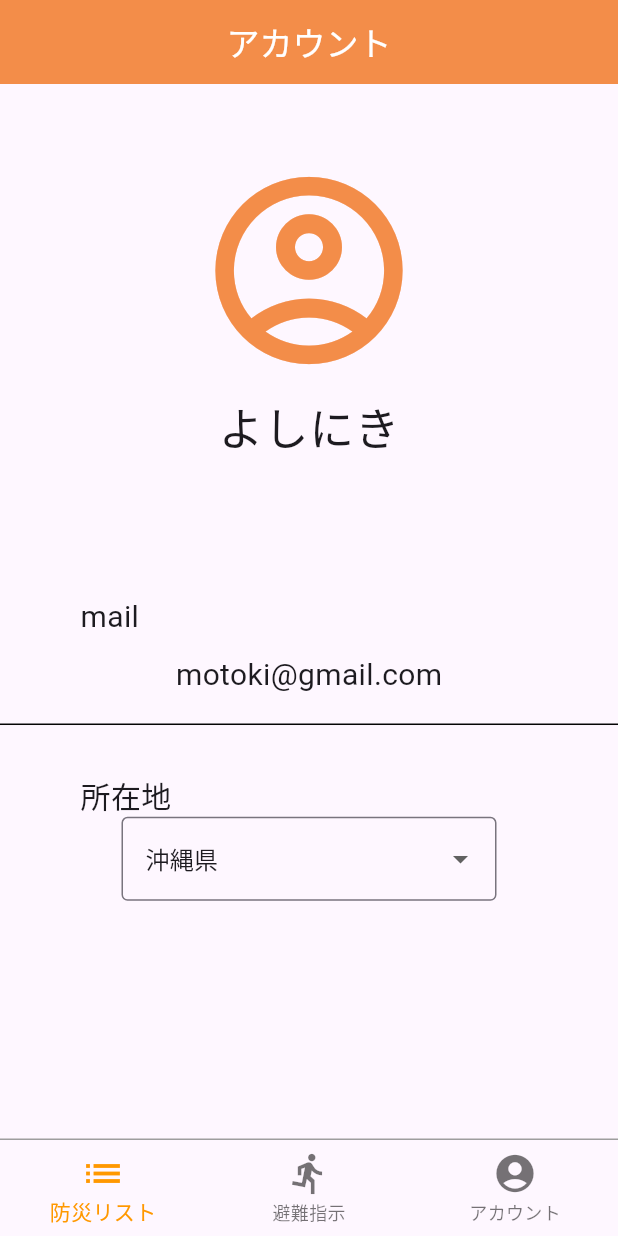
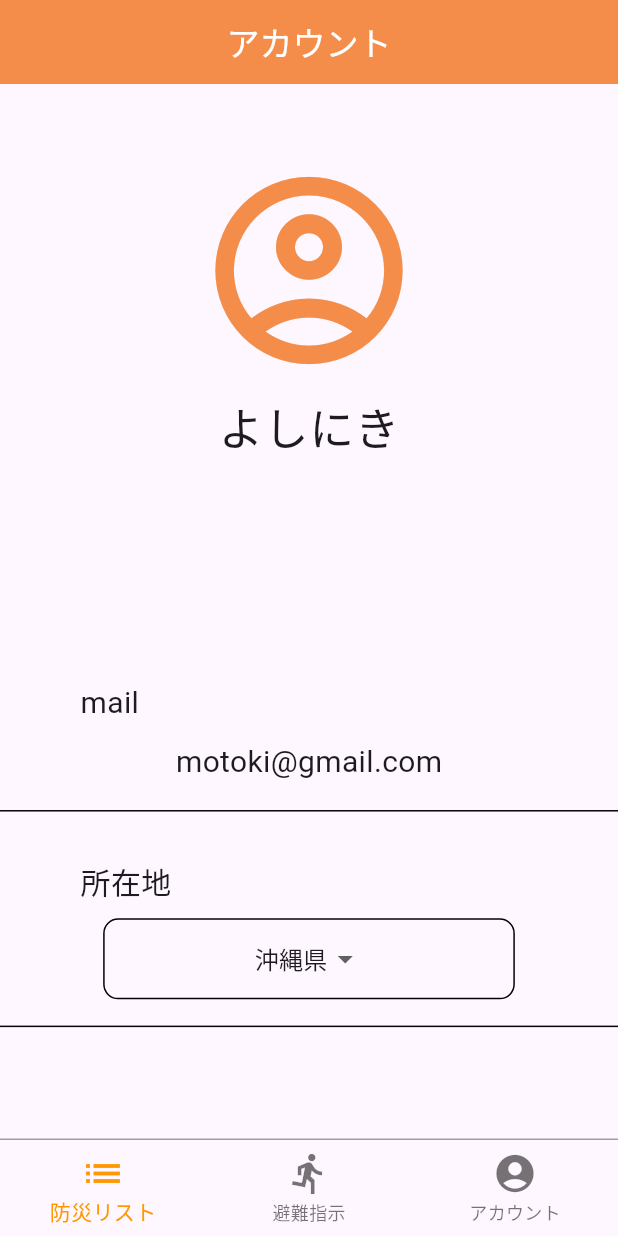
Before and after one commit to raisu3141/home_escape, a Flutter app: the screen it shows after launch, on a phone screen of 412 x 824 dp. Run offline on Flutter 3.47's test engine with Material 3 defaults, Android fonts, the phone set to English and light mode, and no system bars; our stand-ins replace flutter_hooks, flutter_riverpod; Roboto replaces fonts that are missing (dotGothic16).

Commit message:
アカウントできたよー

```diff
--- a/lib/pages/account_pag.dart
+++ b/lib/pages/account_pag.dart
@@ -46,7 +46,7 @@ class _AccountPageState extends State<AccountPage> {
                 ),
               ),
 
-              SizedBox(height: Constant.deviceHeight * 0.1),
+              SizedBox(height: Constant.deviceHeight * 0.17),
               showEmail(),
               SizedBox(height: Constant.deviceHeight * 0.03),
               showLocation(),
@@ -100,21 +100,25 @@ class _AccountPageState extends State<AccountPage> {
             ),
           ],
         ),
+        const SizedBox(height: 10),
         pullDown(),
+        const SizedBox(height: 10),
+        const Divider(
+          color: Color(0xFF040404),
+        ),
       ],
     );
   }
 
   Widget pullDown(){
-    return IntrinsicWidth(
-      child: ConstrainedBox(
-        constraints: const BoxConstraints(
-          minWidth: 250,
-        ),
-        child: DropdownButtonFormField(
-          decoration: const InputDecoration(
-            border: OutlineInputBorder(),
-          ),
+    return Container(
+      decoration: BoxDecoration(
+        border: Border.all(color:const Color(0xFF040404)),
+        borderRadius: const BorderRadius.all(Radius.circular(10)),
+      ),
+      padding: const EdgeInsets.fromLTRB(100, 2, 100, 2),
+      child: DropdownButtonHideUnderline(
+        child: DropdownButton(
           items: choices.map<DropdownMenuItem<String>>((String value) {
             return DropdownMenuItem<String>(
               value: value,
```
